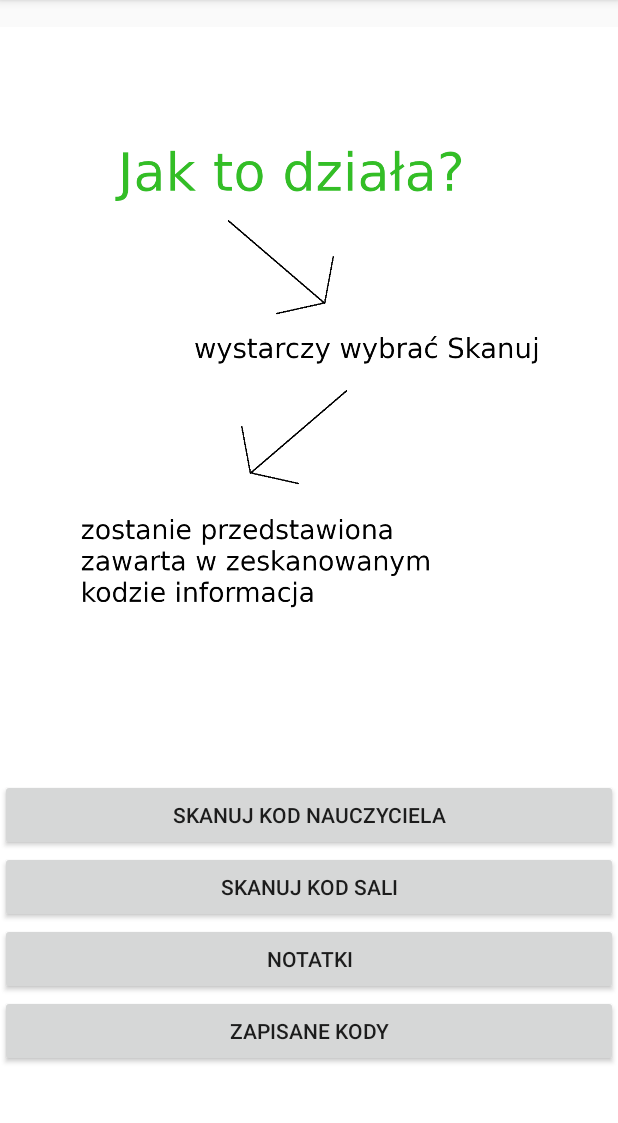
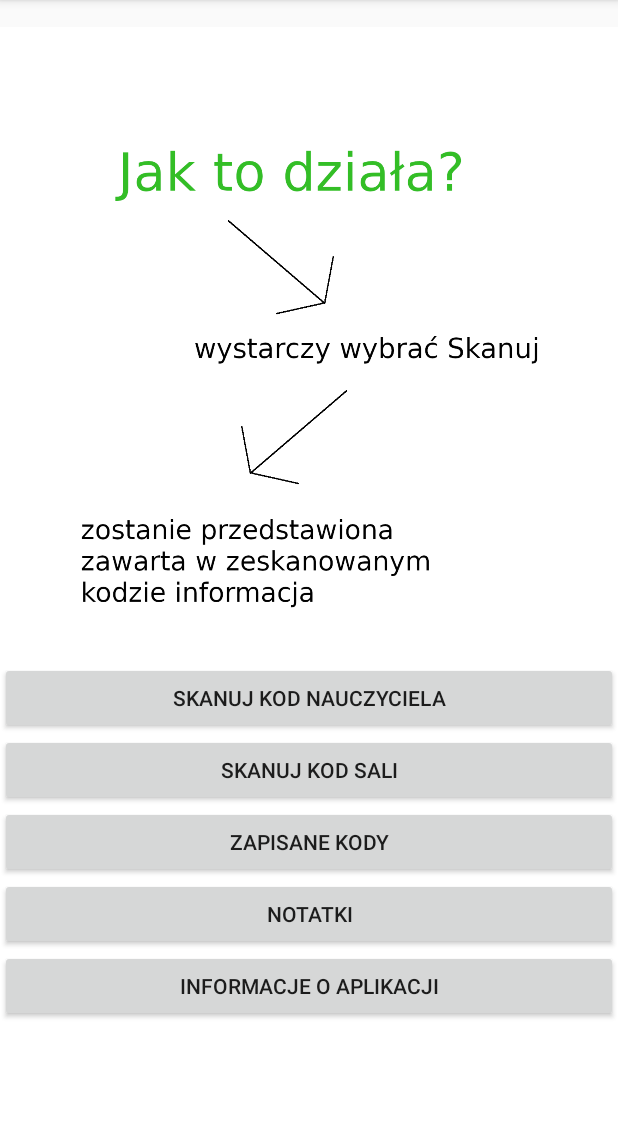
Before and after one commit to AlicjaJagoda/AplikacjaWspomagajaca, an Android app: the screen it shows after launch (MainActivity), on a phone screen of 412 x 824 dp, the part 84-1207 px from its top. Run offline under Robolectric (Android 15) with nearby library versions, the phone set to English and light mode, and no system bars.

Commit message:
dodano aktywnosc informacyjna o autorze

```diff
--- a/app/src/main/AndroidManifest.xml
+++ b/app/src/main/AndroidManifest.xml
@@ -16,7 +16,8 @@
         android:roundIcon="@mipmap/ic_launcher_round"
         android:supportsRtl="true"
         android:theme="@style/AppTheme">
-        <activity android:name=".OdczytZapisanegoKoduActivity"></activity>
+        <activity android:name=".OAplikacjiActivity"></activity>
+        <activity android:name=".OdczytZapisanegoKoduActivity" />
         <activity android:name=".ZapisaneKodyActivity" />
         <activity android:name=".DialogZapisActivity" />
         <activity android:name=".EdytujNotatkeActivity" />
--- a/app/src/main/java/com/example/aplikacjawspomagajaca/MainActivity.java
+++ b/app/src/main/java/com/example/aplikacjawspomagajaca/MainActivity.java
@@ -20,6 +20,7 @@ public class MainActivity extends AppCompatActivity {
     Intent aktSkanowanieSalaIntent;
     Intent aktNotatki;
     Intent aktZapisaneKody;
+    Intent OAplikacjiIntent;
 
     @Override
     protected void onCreate(Bundle savedInstanceState) {
@@ -56,6 +57,14 @@ public class MainActivity extends AppCompatActivity {
                 zapisaneKodyAkt();
             }
         });
+        Button oAplikacjiBtn=(Button) findViewById(R.id.oAplikacjiBtn);
+        oAplikacjiBtn.setOnClickListener(new View.OnClickListener() {
+            @Override
+            public void onClick(View v) {
+                OAplikacjiAkt();
+            }
+        });
+
 
     }
 
@@ -81,9 +90,7 @@ public class MainActivity extends AppCompatActivity {
             }
         }
     }
-    // private void startCamera() {
 
-    // }
 
     public void nowaAkt() { //aktywność od skanowanie kodu nauczyciela
         aktSkanowanieIntent = new Intent(this, SkanowanieActivity.class);
@@ -104,4 +111,8 @@ public class MainActivity extends AppCompatActivity {
         aktZapisaneKody = new Intent(this, ZapisaneKodyActivity.class);
         startActivity(aktZapisaneKody);
     }
+    public void OAplikacjiAkt(){
+        OAplikacjiIntent= new Intent(this, OAplikacjiActivity.class);
+        startActivity(OAplikacjiIntent);
+    }
 }
--- a/app/src/main/res/layout/activity_main.xml
+++ b/app/src/main/res/layout/activity_main.xml
@@ -13,10 +13,10 @@
         android:text="Skanuj kod nauczyciela"
         app:layout_constraintBottom_toBottomOf="parent"
         app:layout_constraintEnd_toEndOf="parent"
-        app:layout_constraintHorizontal_bias="0.455"
+        app:layout_constraintHorizontal_bias="0.0"
         app:layout_constraintStart_toStartOf="parent"
         app:layout_constraintTop_toTopOf="parent"
-        app:layout_constraintVertical_bias="0.721" />
+        app:layout_constraintVertical_bias="0.613" />
 
     <ImageView
         android:id="@+id/imageView"
@@ -38,7 +38,7 @@
         app:layout_constraintEnd_toEndOf="parent"
         app:layout_constraintHorizontal_bias="0.0"
         app:layout_constraintStart_toStartOf="parent"
-        app:layout_constraintTop_toBottomOf="@+id/notatkiBtn" />
+        app:layout_constraintTop_toBottomOf="@+id/skanujSalaBtn" />
 
     <Button
         android:id="@+id/notatkiBtn"
@@ -49,7 +49,7 @@
         app:layout_constraintEnd_toEndOf="parent"
         app:layout_constraintHorizontal_bias="0.0"
         app:layout_constraintStart_toStartOf="parent"
-        app:layout_constraintTop_toBottomOf="@+id/skanujSalaBtn"
+        app:layout_constraintTop_toBottomOf="@+id/zapisaneKodyBtn"
         app:layout_constraintVertical_bias="0.0" />
 
     <Button
@@ -63,4 +63,13 @@
         app:layout_constraintStart_toStartOf="parent"
         app:layout_constraintTop_toBottomOf="@+id/btnZeskanujKod"
         app:layout_constraintVertical_bias="0.0" />
+
+    <Button
+        android:id="@+id/oAplikacjiBtn"
+        android:layout_width="0dp"
+        android:layout_height="wrap_content"
+        android:text="Informacje o aplikacji"
+        app:layout_constraintEnd_toEndOf="parent"
+        app:layout_constraintStart_toStartOf="parent"
+        app:layout_constraintTop_toBottomOf="@+id/notatkiBtn" />
 </androidx.constraintlayout.widget.ConstraintLayout>
```
Also changed, not shown: app/src/main/java/com/example/aplikacjawspomagajaca/OAplikacjiActivity.java (added, +14 -0 lines), app/src/main/res/layout/activity_o_aplikacji.xml (added, +46 -0 lines).
